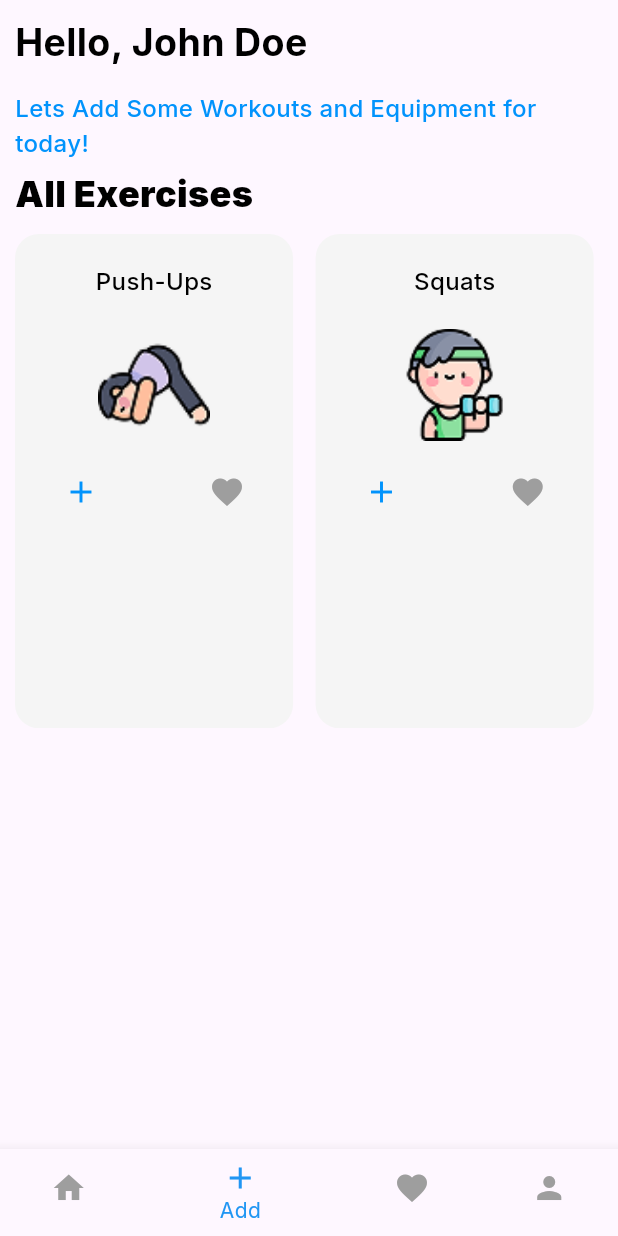
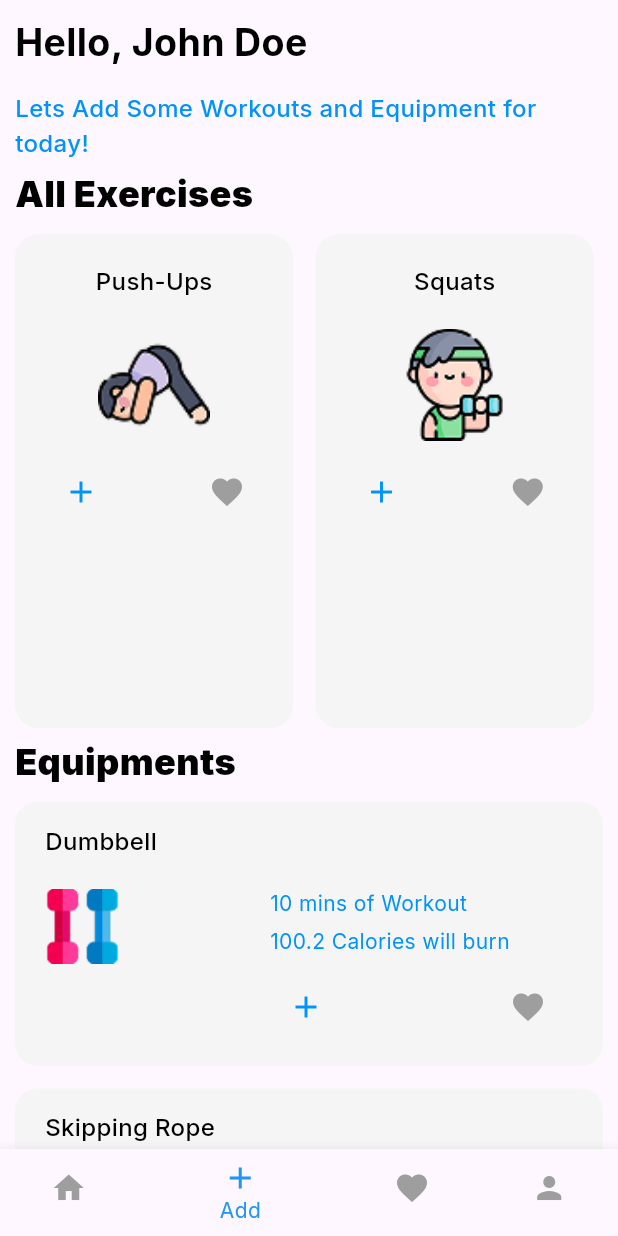
Before and after one commit to Minoli-1998/flutter_workout_planner, a Flutter app: the screen it shows after launch, item 2 of the bottom bar chosen, on a phone screen of 412 x 824 dp. Run offline on Flutter 3.47's test engine with Material 3 defaults, Android fonts, the phone set to English and light mode, and no system bars; our stand-ins replace google_fonts.

Commit message:
Adding equipments and favorite equipments feature added

```diff
--- a/lib/models/user_model.dart
+++ b/lib/models/user_model.dart
@@ -47,4 +47,22 @@ class User {
   void removeFavExercise(Exercise exercise) {
     favExerciseList.remove(exercise);
   }
+
+  // add user equipment to user's equipment list
+  void addEquipment(Equipment equipment) {
+    equipmentList.add(equipment);
+  }
+
+  // remove user equipment from user's equipment list
+  void removeEquipment(Equipment equipment) {
+    equipmentList.remove(equipment);
+  }
+
+  void addFavEquipment(Equipment equipment) {
+    favEquipmentList.add(equipment);
+  }
+
+  void removeFavEquipment(Equipment equipment) {
+    favEquipmentList.remove(equipment);
+  }
 }
--- a/lib/pages/add_new_page.dart
+++ b/lib/pages/add_new_page.dart
@@ -1,9 +1,12 @@
 import 'package:flutter/material.dart';
 import 'package:flutter_workout_planner/constants/colors.dart';
 import 'package:flutter_workout_planner/constants/responsive.dart';
+import 'package:flutter_workout_planner/data/equipment_data.dart';
 import 'package:flutter_workout_planner/data/exercise_data.dart';
 import 'package:flutter_workout_planner/data/user_data.dart';
+import 'package:flutter_workout_planner/models/equipment_model.dart';
 import 'package:flutter_workout_planner/models/exercise_model.dart';
+import 'package:flutter_workout_planner/widgets/reusable/add_equipment_card.dart';
 import 'package:flutter_workout_planner/widgets/reusable/exercise_card.dart';
 import 'package:flutter_workout_planner/widgets/reusable/heading_text.dart';
 
@@ -17,6 +20,7 @@ class AddNewPage extends StatefulWidget {
 class _AddNewPageState extends State<AddNewPage> {
   final userData = user;
   final exersiceList = ExerciseData().exerciseList;
+  final equipmentList = EquipmentData().equipmentData;
 
   @override
   Widget build(BuildContext context) {
@@ -89,6 +93,50 @@ class _AddNewPageState extends State<AddNewPage> {
                   },
                 ),
               ),
+
+              SizedBox(height: 5),
+
+              HeadingText(title: "Equipments"),
+
+              SizedBox(height: 10),
+
+              SizedBox(
+                height: MediaQuery.of(context).size.height * 0.4,
+                child: ListView.builder(
+                  scrollDirection: Axis.vertical,
+                  itemCount: equipmentList.length,
+                  itemBuilder: (context, index) {
+                    Equipment equipment = equipmentList[index];
+                    return AddEquipmentCard(
+                      equipmentName: equipment.euipqmentName,
+                      equipmentImage: equipment.equipmentUrl,
+                      noOfMins: equipment.noOfMinutes,
+                      caloriesBurnt: equipment.noOfCalories,
+                      toggleAddEquipment: () {
+                        // Handle add equipment logic here
+                        setState(() {
+                          if (userData.equipmentList.contains(equipment)) {
+                            userData.removeEquipment(equipment);
+                          } else {
+                            userData.addEquipment(equipment);
+                          }
+                        });
+                      }, isAdded: userData.equipmentList.contains(equipment),
+                      toggleAddToFav: () {
+                        // Handle add to favorite logic here
+                        setState(() {
+                          if (userData.favEquipmentList.contains(equipment)) {
+                            userData.removeFavEquipment(equipment);
+                          } else {
+                            userData.addFavEquipment(equipment);
+                          }
+                        });
+                      },
+                      isFav: userData.favEquipmentList.contains(equipment),
+                    );
+                  },
+                ),
+              ),
             ],
           ),
         ),
--- /dev/null
+++ b/lib/widgets/reusable/add_equipment_card.dart
@@ -0,0 +1,105 @@
+import 'package:flutter/material.dart';
+import 'package:flutter_workout_planner/constants/colors.dart';
+
+class AddEquipmentCard extends StatefulWidget {
+  final String equipmentName;
+  final String equipmentImage;
+  final int noOfMins;
+  final double caloriesBurnt;
+  final bool isAdded;
+  final bool isFav;
+  final void Function() toggleAddEquipment;
+  final void Function() toggleAddToFav;
+  const AddEquipmentCard({
+    super.key,
+    required this.equipmentName,
+    required this.equipmentImage,
+    required this.noOfMins,
+    required this.caloriesBurnt,
+    required this.toggleAddEquipment,
+    required this.isAdded,
+    required this.isFav,
+    required this.toggleAddToFav,
+  });
+
+  @override
+  State<AddEquipmentCard> createState() => _AddEquipmentCardState();
+}
+
+class _AddEquipmentCardState extends State<AddEquipmentCard> {
+  @override
+  Widget build(BuildContext context) {
+    return Container(
+      width: double.infinity,
+      padding: const EdgeInsets.symmetric(horizontal: 20, vertical: 15),
+      margin: const EdgeInsets.only(bottom: 15),
+      decoration: BoxDecoration(
+        color: Color(0xffF5F5F5),
+        borderRadius: BorderRadius.circular(15),
+      ),
+      child: Column(
+        crossAxisAlignment: CrossAxisAlignment.start,
+        children: [
+          Text(
+            widget.equipmentName,
+            style: TextStyle(
+              fontSize: 16,
+              fontWeight: FontWeight.w500,
+              color: Colors.black,
+            ),
+          ),
+          SizedBox(height: 20),
+          Row(
+            crossAxisAlignment: CrossAxisAlignment.start,
+            children: [
+              Image.asset(widget.equipmentImage, fit: BoxFit.cover, width: 50),
+              SizedBox(width: 100),
+              Column(
+                crossAxisAlignment: CrossAxisAlignment.start,
+                children: [
+                  Text(
+                    "${widget.noOfMins} mins of Workout",
+                    style: TextStyle(
+                      fontSize: 14,
+                      fontWeight: FontWeight.w400,
+                      color: kMainBlueColor,
+                    ),
+                  ),
+                  SizedBox(height: 5),
+                  Text(
+                    "${widget.caloriesBurnt} Calories will burn",
+                    style: TextStyle(
+                      fontSize: 14,
+                      fontWeight: FontWeight.w400,
+                      color: kMainBlueColor,
+                    ),
+                  ),
+                  SizedBox(height: 10),
+                  Row(
+                    children: [
+                      IconButton(
+                        onPressed: widget.toggleAddEquipment,
+                        icon: Icon(
+                          widget.isAdded ? Icons.remove : Icons.add,
+                          color: kMainBlueColor,
+                        ),
+                      ),
+                      SizedBox(width: 100),
+                      IconButton(
+                        onPressed: widget.toggleAddToFav,
+                        icon: Icon(
+                          Icons.favorite,
+                          color: widget.isFav ? kMainRedColor : Colors.grey,
+                        ),
+                      ),
+                    ],
+                  ),
+                ],
+              ),
+            ],
+          ),
+        ],
+      ),
+    );
+  }
+}
```
